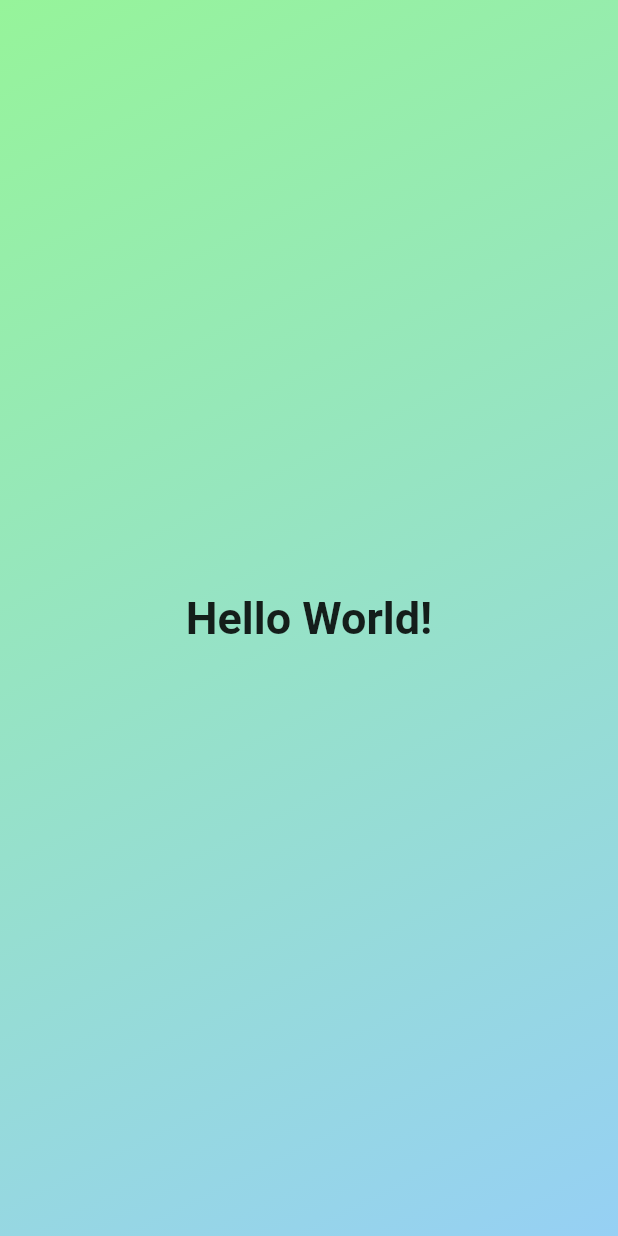
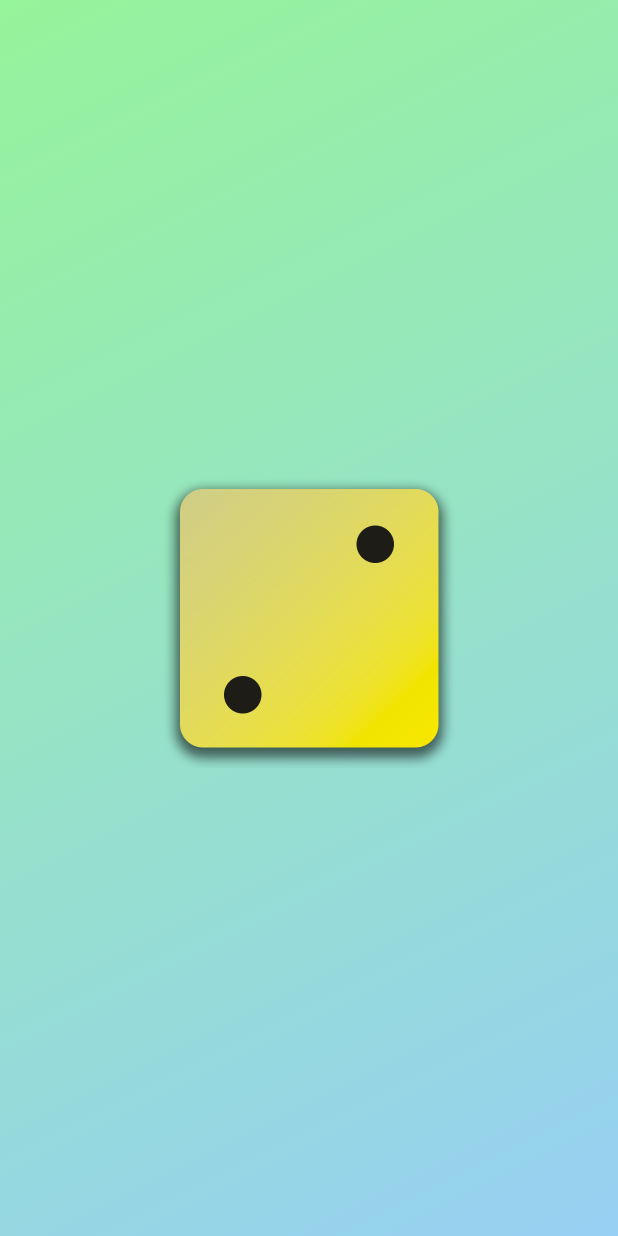
Before and after one commit to Mortadaal/diceroll_app, a Flutter app: the screen it shows after launch, on a phone screen of 412 x 824 dp. Run offline on Flutter 3.47's test engine with Material 2 defaults, Android fonts, the phone set to English and light mode, and no system bars.

Commit message:
added assets/images folder + added assets pubspec

```diff
--- a/diceroll_app/lib/gradient_container.dart
+++ b/diceroll_app/lib/gradient_container.dart
@@ -1,5 +1,5 @@
 import 'package:flutter/material.dart';
-import 'package:diceroll_app/styled_text.dart';
+
 
 //widgets for at gøre ens kode mindre
 //hvilket også giver mulighed for at genbruge
@@ -20,8 +20,8 @@
           end: endAlignment,
         ),
       ),
-      child: const Center(
-        child: StyledText('Hello World!'),
+      child:  Center(
+        child: Image.asset('assets/images/dice-2.png',width: 200,),
       ),
     );
   }
```
Also changed, not shown: diceroll_app/pubspec.yaml (+7 -3 lines), diceroll_app/assets/images/dice-1.png (added), diceroll_app/assets/images/dice-2.png (added), diceroll_app/assets/images/dice-3.png (added), diceroll_app/assets/images/dice-4.png (added), diceroll_app/assets/images/dice-5.png (added), diceroll_app/assets/images/dice-6.png (added).
